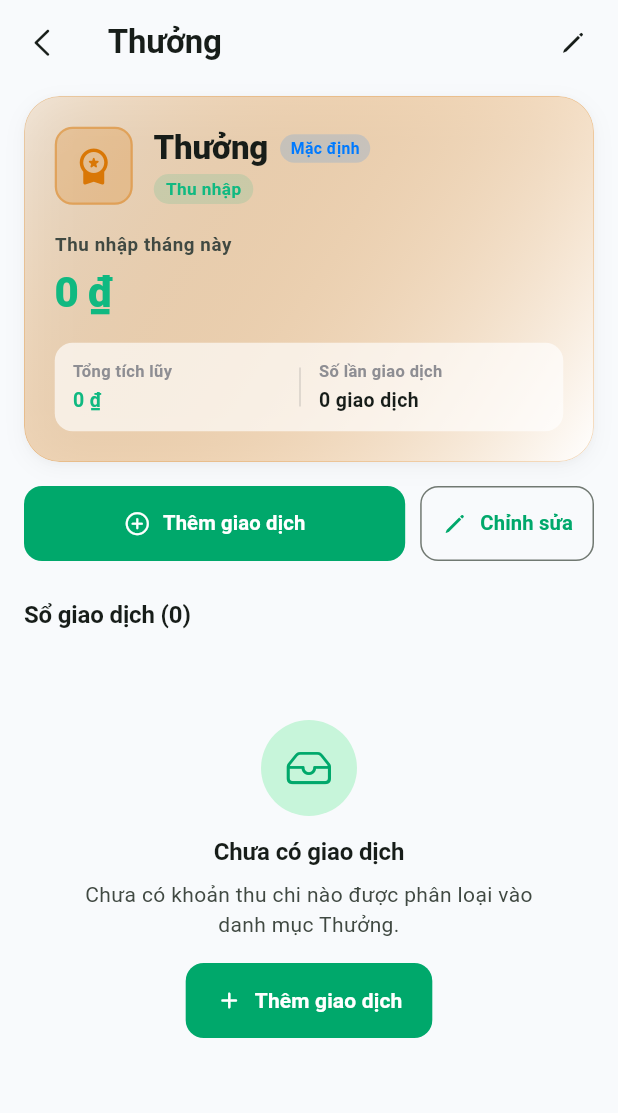
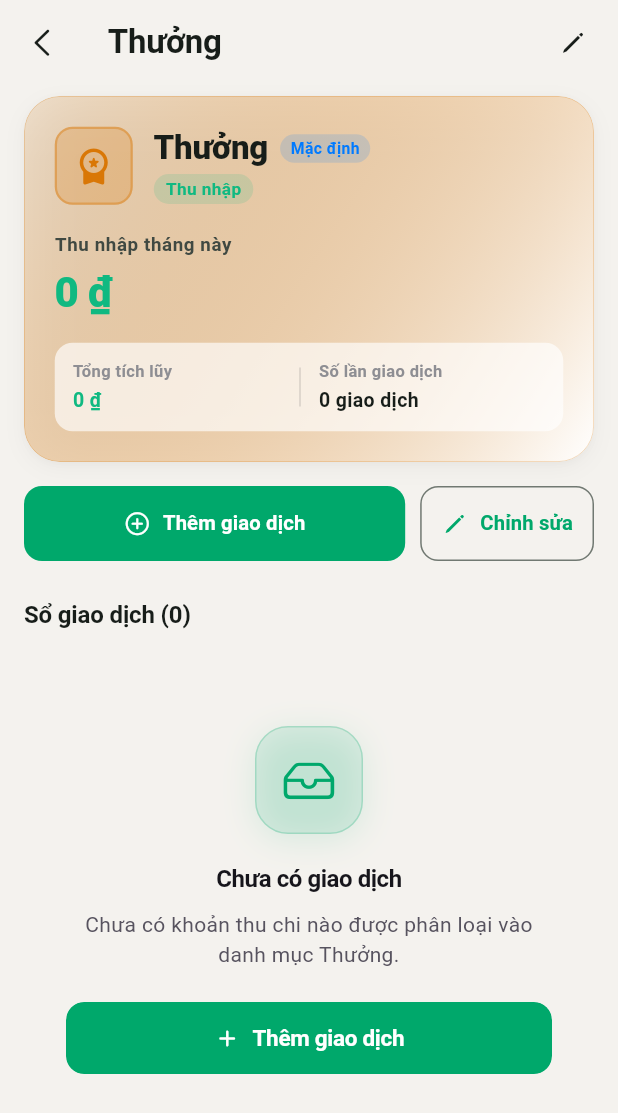
Before and after one commit to rongcon1794/sothuchi__, a Flutter app: the CategoriesScreen screen opened by its route, after a tap on "Thu nhập", after a tap on "Thưởng", on a phone screen of 412 x 824 dp. Shown: the top 1113 px of the screen. Run offline on Flutter 3.47's test engine with Material 3 defaults, Android fonts, the phone set to English and light mode, and no system bars; our stand-ins replace cloud_firestore, connectivity_plus, csv, firebase_auth, firebase_core, fl_chart and 8 more; accounts and stored records are empty.

Commit message:
feat(uxui): harmonize palette with Lucian tokens, enhance squircle badges and empty states

```diff
--- a/lib/core/theme/apple_theme_tokens.dart
+++ b/lib/core/theme/apple_theme_tokens.dart
@@ -26,19 +26,19 @@ abstract final class AppleTokens {
   static const Color cobaltTransfer = Color(0xFF0284C7);
 
   // --- Backgrounds & Grouped Surfaces (iOS 18 Fresh Luminous Canvas) ---
-  // Light Mode
-  static const Color bgLightGrouped = Color(0xFFF8FAFC);
+  // Light Mode (Lucian Warm Linen Canvas)
+  static const Color bgLightGrouped = Color(0xFFF4F2EE);
   static const Color bgLightPrimary = bgLightGrouped;
   static const Color bgLightCard = Color(0xFFFFFFFF);
-  static const Color bgLightSecondary = Color(0xFFF1F5F9);
-  static const Color borderLight = Color(0xFFE2E8F0);
+  static const Color bgLightSecondary = Color(0xFFF5F3EF);
+  static const Color borderLight = Color(0xFFE5E2DC);
 
-  // Dark Mode
-  static const Color bgDarkGrouped = Color(0xFF000000);
+  // Dark Mode (Lucian Velvety Obsidian Canvas)
+  static const Color bgDarkGrouped = Color(0xFF07080D);
   static const Color bgDarkPrimary = bgDarkGrouped;
-  static const Color bgDarkCard = Color(0xFF1C1C1E);
-  static const Color bgDarkSecondary = Color(0xFF2C2C2E);
-  static const Color bgDarkTertiary = Color(0xFF3A3A3C);
+  static const Color bgDarkCard = Color(0xFF13141C);
+  static const Color bgDarkSecondary = Color(0xFF1A1B25);
+  static const Color bgDarkTertiary = Color(0xFF252632);
 
   // --- Hairline Borders & Separators ---
   static const double hairline = 0.5;
--- a/lib/core/widgets/apple_kit.dart
+++ b/lib/core/widgets/apple_kit.dart
@@ -279,6 +279,7 @@ class AppleListGroup extends StatelessWidget {
 }
 
 /// Squircle Badge Icon for Apple List Tiles & Category Icons.
+/// Enhanced with Lucian dual-stop depth gradient and optional atmospheric glow.
 class AppleSquircleBadge extends StatelessWidget {
   const AppleSquircleBadge({
     super.key,
@@ -289,6 +290,8 @@ class AppleSquircleBadge extends StatelessWidget {
     this.size = 32.0,
     this.iconSize = 18.0,
     this.radius = 8.0,
+    this.gradient,
+    this.showGlow = false,
   });
 
   final IconData icon;
@@ -298,15 +301,38 @@ class AppleSquircleBadge extends StatelessWidget {
   final double size;
   final double iconSize;
   final double radius;
+  final Gradient? gradient;
+  final bool showGlow;
 
   @override
   Widget build(BuildContext context) {
+    final baseColor = color ?? backgroundColor;
+    final effectiveRadius = radius == 8.0 && size > 32.0 ? size * 0.28 : radius;
+
     return Container(
       width: size,
       height: size,
       decoration: BoxDecoration(
-        color: color ?? backgroundColor,
-        borderRadius: BorderRadius.circular(radius),
+        color: gradient == null ? baseColor : null,
+        gradient: gradient ??
+            LinearGradient(
+              begin: Alignment.topLeft,
+              end: Alignment.bottomRight,
+              colors: [
+                baseColor,
+                Color.lerp(baseColor, Colors.black, 0.12)!,
+              ],
+            ),
+        borderRadius: BorderRadius.circular(effectiveRadius),
+        boxShadow: showGlow
+            ? [
+                BoxShadow(
+                  color: baseColor.withValues(alpha: 0.35),
+                  blurRadius: size * 0.35,
+                  offset: Offset(0, size * 0.1),
+                ),
+              ]
+            : null,
       ),
       child: Center(
         child: Icon(icon, color: iconColor, size: iconSize),
@@ -428,6 +454,12 @@ class AppleSegmentedPill<T> extends StatelessWidget {
             ? AppleTokens.bgDarkSecondary
             : AppleTokens.bgLightSecondary,
         borderRadius: BorderRadius.circular(AppleTokens.radiusPill),
+        border: Border.all(
+          color: isDark
+              ? Colors.white.withValues(alpha: 0.08)
+              : Colors.black.withValues(alpha: 0.04),
+          width: 0.5,
+        ),
       ),
       child: Row(
         children: [
@@ -442,8 +474,8 @@ class AppleSegmentedPill<T> extends StatelessWidget {
                 },
                 behavior: HitTestBehavior.opaque,
                 child: AnimatedContainer(
-                  duration: const Duration(milliseconds: 220),
-                  curve: Curves.easeOutCubic,
+                  duration: const Duration(milliseconds: 240),
+                  curve: LucianTokens.ease,
                   alignment: Alignment.center,
                   decoration: BoxDecoration(
                     color: key == selected
@@ -453,9 +485,9 @@ class AppleSegmentedPill<T> extends StatelessWidget {
                     boxShadow: key == selected
                         ? [
                             BoxShadow(
-                              color: Colors.black.withValues(alpha: 0.08),
-                              blurRadius: 4,
-                              offset: const Offset(0, 1),
+                              color: Colors.black.withValues(alpha: isDark ? 0.32 : 0.08),
+                              blurRadius: 6,
+                              offset: const Offset(0, 1.5),
                             )
                           ]
                         : null,
@@ -621,8 +653,8 @@ class AppleIconSegmentedPill<T> extends StatelessWidget {
                   },
                   behavior: HitTestBehavior.opaque,
                   child: AnimatedContainer(
-                    duration: const Duration(milliseconds: 220),
-                    curve: Curves.easeOutCubic,
+                    duration: const Duration(milliseconds: 240),
+                    curve: LucianTokens.ease,
                     padding: const EdgeInsets.symmetric(horizontal: 10, vertical: 4),
                     alignment: Alignment.center,
                     decoration: BoxDecoration(
--- a/lib/core/widgets/empty_state_view.dart
+++ b/lib/core/widgets/empty_state_view.dart
@@ -1,4 +1,9 @@
+// Lucian UX/UI Prompt #088 / #092 · MIT License (c) 2026 Seokwoooo · https://lucianlabs.dev/uxui-prompt/#088
+// Adapted for Flutter with tactile squircle icon badge, subtle breathing shadow, and responsive layout.
+
 import 'package:flutter/material.dart';
+import 'package:so_thu_chi/core/theme/apple_theme_tokens.dart';
+import 'package:so_thu_chi/core/widgets/apple_kit.dart';
 
 /// Clean, accessible empty state view used across lists and charts.
 class EmptyStateView extends StatelessWidget {
@@ -20,43 +25,66 @@ class EmptyStateView extends StatelessWidget {
   @override
   Widget build(BuildContext context) {
     final theme = Theme.of(context);
-    final scheme = theme.colorScheme;
+    final isDark = theme.brightness == Brightness.dark;
+    final primary = theme.colorScheme.primary;
 
     final content = Center(
       child: Padding(
-        padding: const EdgeInsets.symmetric(horizontal: 24, vertical: 16),
+        padding: const EdgeInsets.symmetric(horizontal: 28, vertical: 20),
         child: Column(
           mainAxisSize: MainAxisSize.min,
           children: [
+            // Lucian Squircle floating badge with gentle glow
             Container(
-              width: 64,
-              height: 64,
+              width: 72,
+              height: 72,
               decoration: BoxDecoration(
-                color: scheme.primaryContainer.withValues(alpha: 0.65),
-                shape: BoxShape.circle,
+                color: primary.withValues(alpha: isDark ? 0.18 : 0.10),
+                borderRadius: BorderRadius.circular(22),
+                border: Border.all(
+                  color: primary.withValues(alpha: isDark ? 0.35 : 0.22),
+                  width: 1,
+                ),
+                boxShadow: [
+                  BoxShadow(
+                    color: primary.withValues(alpha: isDark ? 0.25 : 0.12),
+                    blurRadius: 18,
+                    offset: const Offset(0, 4),
+                  ),
+                ],
               ),
-              child: Icon(icon, size: 30, color: scheme.primary),
+              child: Icon(icon, size: 34, color: primary),
             ),
-            const SizedBox(height: 12),
+            const SizedBox(height: 18),
             Text(
               title,
               textAlign: TextAlign.center,
-              style: theme.textTheme.titleMedium,
+              style: theme.textTheme.titleMedium?.copyWith(
+                fontWeight: FontWeight.w700,
+                letterSpacing: -0.3,
+                color: isDark ? LucianTokens.inkDark : LucianTokens.inkLight,
+              ),
             ),
-            const SizedBox(height: 6),
-            Text(
-              subtitle,
-              textAlign: TextAlign.center,
-              style: theme.textTheme.bodyMedium?.copyWith(
-                color: scheme.onSurfaceVariant,
+            const SizedBox(height: 8),
+            ConstrainedBox(
+              constraints: const BoxConstraints(maxWidth: 360),
+              child: Text(
+                subtitle,
+                textAlign: TextAlign.center,
+                style: theme.textTheme.bodyMedium?.copyWith(
+                  color: isDark ? LucianTokens.ink2Dark : LucianTokens.ink2Light,
+                  height: 1.4,
+                ),
               ),
             ),
             if (actionLabel != null && onAction != null) ...[
-              const SizedBox(height: 16),
-              FilledButton.icon(
+              const SizedBox(height: 22),
+              AppleButton(
                 onPressed: onAction,
-                icon: const Icon(Icons.add_rounded),
-                label: Text(actionLabel!),
+                label: actionLabel!,
+                icon: Icons.add_rounded,
+                isFullWidth: false,
+                variant: AppleButtonVariant.primary,
               ),
             ],
           ],
```
